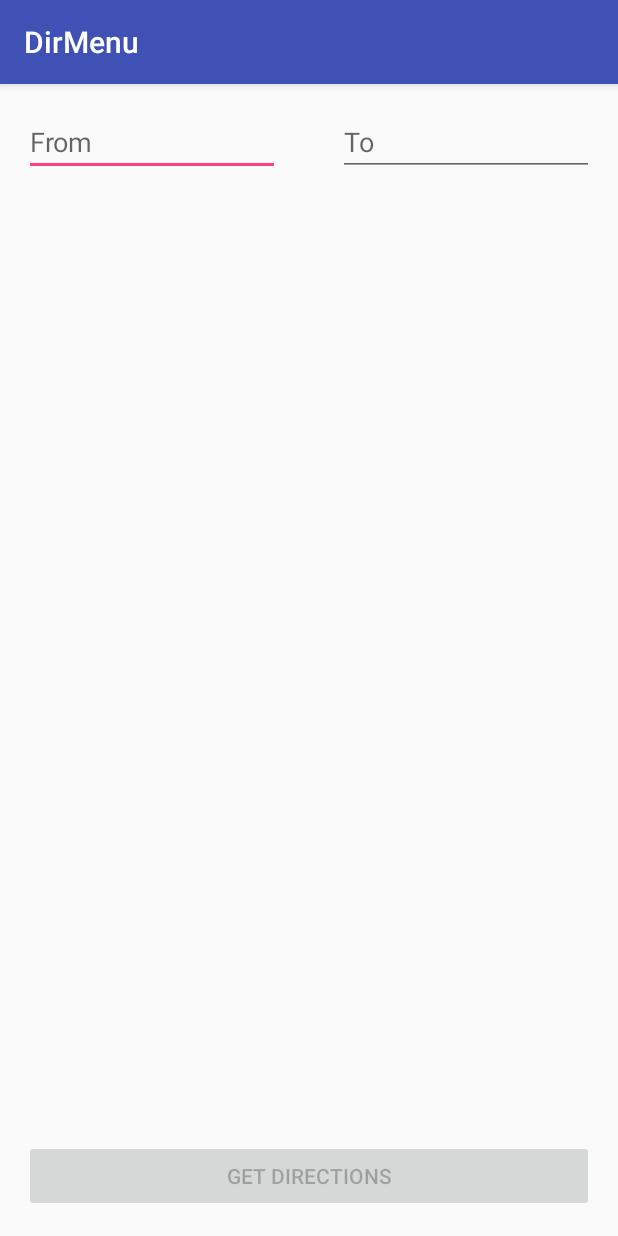
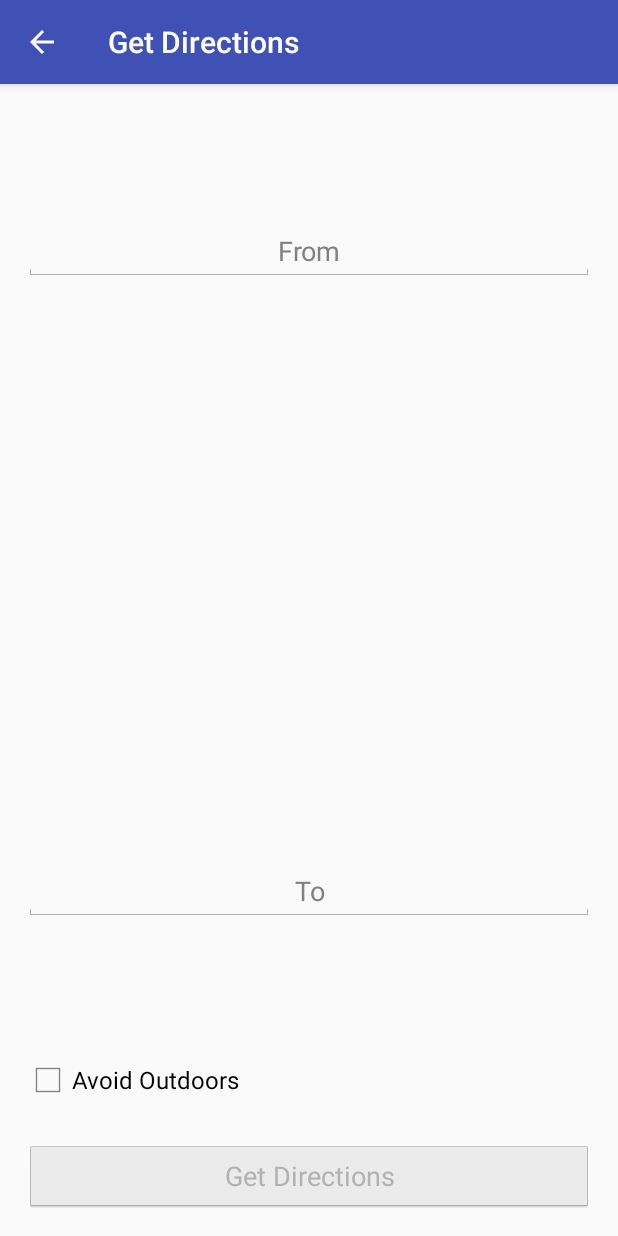
Before and after one commit to ErikaLearned/BCITMap, an Android app: the Directions_Menu screen opened directly, with no data from a screen before it, on a phone screen of 412 x 824 dp. Run offline under Robolectric (Android 15) with nearby library versions, the phone set to English and light mode, and no system bars; network calls fail.

Commit message:
Added pathing check, and created layout for new direction menu.

```diff
--- a/app/src/main/AndroidManifest.xml
+++ b/app/src/main/AndroidManifest.xml
@@ -40,7 +40,7 @@
         <activity
             android:name=".Directions_Menu"
             android:windowSoftInputMode="adjustNothing"
-            android:label="DirMenu"/>
+            android:label="Get Directions"/>
     </application>
 
 </manifest>
--- a/app/src/main/res/layout/activity_directions_menu.xml
+++ b/app/src/main/res/layout/activity_directions_menu.xml
@@ -1,7 +1,9 @@
 <?xml version="1.0" encoding="utf-8"?>
 <RelativeLayout xmlns:android="http://schemas.android.com/apk/res/android"
     xmlns:tools="http://schemas.android.com/tools"
+    android:focusable="true" android:focusableInTouchMode="true"
     android:id="@+id/activity_directions_menu"
+    android:theme="@android:style/Theme.Holo.Light"
     android:layout_width="match_parent"
     android:layout_height="match_parent"
     android:paddingBottom="@dimen/activity_vertical_margin"
@@ -9,64 +11,6 @@
     android:paddingRight="@dimen/activity_horizontal_margin"
     android:paddingTop="@dimen/activity_vertical_margin"
     tools:context="a00954431.ca.bcit.comp3717.bcit_map.Directions_Menu">
-
-    <EditText
-        android:layout_width="wrap_content"
-        android:layout_height="wrap_content"
-        android:inputType="textPersonName"
-        android:ems="8"
-        android:id="@+id/fromSearch"
-        android:layout_alignParentTop="true"
-        android:layout_alignParentLeft="true"
-        android:layout_alignParentStart="true"
-        android:hint="From" />
-
-    <EditText
-        android:layout_width="wrap_content"
-        android:layout_height="wrap_content"
-        android:inputType="textPersonName"
-        android:ems="8"
-        android:id="@+id/toSearch"
-        android:layout_alignParentTop="true"
-        android:layout_alignParentRight="true"
-        android:layout_alignParentEnd="true"
-        android:hint="To" />
-
-    <LinearLayout
-        android:layout_width="fill_parent"
-        android:layout_height="match_parent"
-        android:layout_marginBottom="70dp"
-        android:layout_marginTop="60dp"
-        android:orientation="horizontal"
-        android:id="@+id/linearListLayout">
-
-
-        <ScrollView xmlns:android="http://schemas.android.com/apk/res/android"
-            android:layout_width="183dp"
-            android:layout_height="match_parent"
-            android:fillViewport="true" >
-            <ListView
-                android:id="@+id/listViewFrom"
-                android:layout_height="wrap_content"
-                android:layout_width="match_parent"
-                android:layout_weight="0.5"
-                android:layout_marginTop="27dp">
-            </ListView>
-        </ScrollView>
-        <ScrollView xmlns:android="http://schemas.android.com/apk/res/android"
-            android:layout_width="match_parent"
-            android:layout_height="match_parent"
-            android:fillViewport="true" >
-            <ListView
-                android:id="@+id/listViewTo"
-                android:layout_height="wrap_content"
-                android:layout_width="match_parent"
-                android:layout_weight="0.5"
-                android:layout_marginTop="27dp">
-            </ListView>
-        </ScrollView>
-
-    </LinearLayout>
 
     <Button
         android:text="Get Directions"
@@ -80,5 +24,45 @@
         android:layout_alignParentRight="true"
         android:layout_alignParentEnd="true" />
 
+    <EditText
+        android:layout_width="wrap_content"
+        android:layout_height="wrap_content"
+        android:inputType="textPersonName"
+        android:ems="8"
+        android:id="@+id/toSearch"
+        android:hint="To"
+        android:layout_above="@+id/getDirections"
+        android:layout_marginBottom="146dp"
+        android:layout_alignParentRight="true"
+        android:layout_alignParentEnd="true"
+        android:layout_alignParentLeft="true"
+        android:layout_alignParentStart="true"
+        android:textAlignment="center" />
+
+    <CheckBox
+        android:text="Avoid Outdoors"
+        android:layout_width="wrap_content"
+        android:layout_height="wrap_content"
+        android:layout_marginBottom="24dp"
+        android:id="@+id/checkBoxOutdoors"
+        android:layout_above="@+id/getDirections"
+        android:layout_alignParentLeft="true"
+        android:layout_alignParentStart="true" />
+
+    <EditText
+        android:layout_width="wrap_content"
+        android:layout_height="wrap_content"
+        android:inputType="textPersonName"
+        android:ems="8"
+        android:id="@+id/fromSearch"
+        android:hint="From"
+        android:textAlignment="center"
+        android:layout_alignParentTop="true"
+        android:layout_alignParentLeft="true"
+        android:layout_alignParentStart="true"
+        android:layout_marginTop="76dp"
+        android:layout_alignParentRight="true"
+        android:layout_alignParentEnd="true" />
+
 
 </RelativeLayout>
```
Also changed, not shown: app/src/main/java/a00954431/ca/bcit/comp3717/bcit_map/BCIT_Map.java (+22 -3 lines), app/src/main/java/a00954431/ca/bcit/comp3717/bcit_map/Directions_Menu.java (+142 -11 lines).
